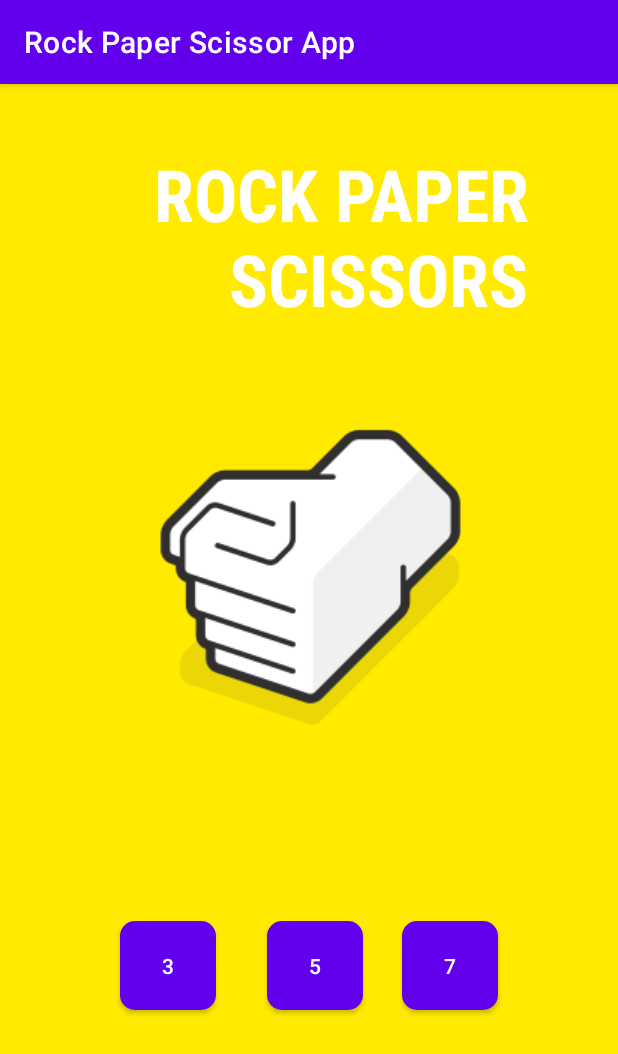
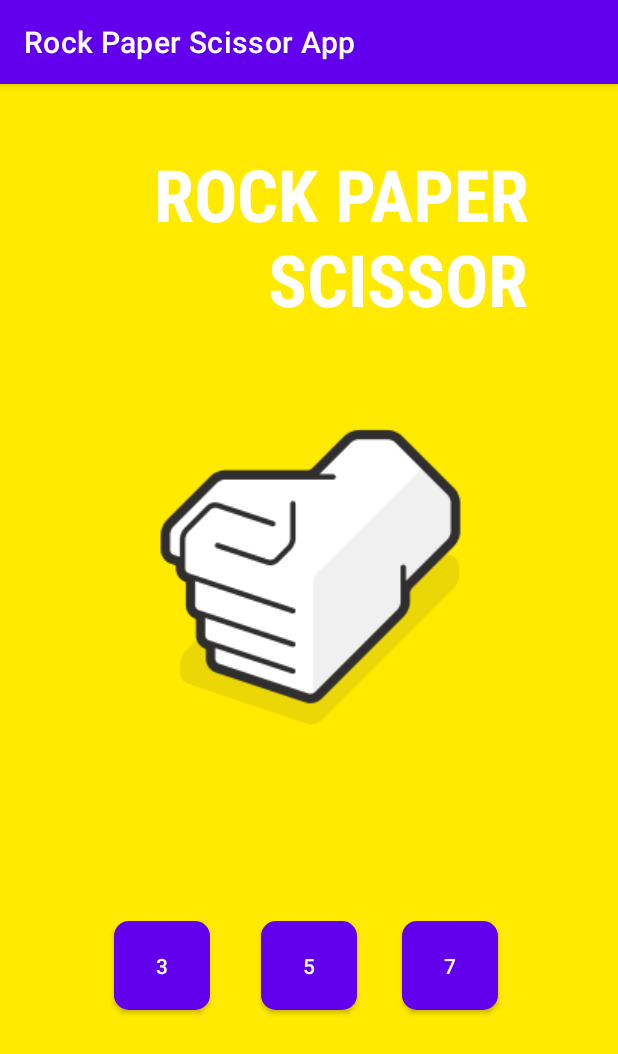
Before and after one commit to Govind-S-B/Rock-Paper-Scissor-App, an Android app: the screen it shows after launch (MainActivity), on a phone screen of 412 x 824 dp. Shown: the top 1054 px of the screen. Run offline under Robolectric (Android 15) with nearby library versions, the light colour scheme and no system bars.

Commit message:
added app logo

```diff
--- a/app/src/main/res/layout/activity_main.xml
+++ b/app/src/main/res/layout/activity_main.xml
@@ -4,26 +4,15 @@
     xmlns:tools="http://schemas.android.com/tools"
     android:layout_width="match_parent"
     android:layout_height="match_parent"
-    android:background="#FFEA00"
+    android:background="@color/Yellow_Primary"
     tools:context=".MainActivity">
-
-    <Button
-        android:id="@+id/button3"
-        android:layout_width="64dp"
-        android:layout_height="71dp"
-        android:layout_marginTop="68dp"
-        android:layout_marginEnd="80dp"
-        android:text="7"
-        app:cornerRadius="10dp"
-        app:layout_constraintEnd_toEndOf="parent"
-        app:layout_constraintTop_toBottomOf="@+id/imageView" />
 
     <TextView
         android:id="@+id/textView"
         android:layout_width="291dp"
         android:layout_height="118dp"
         android:fontFamily="sans-serif-condensed-medium"
-        android:text="ROCK PAPER SCISSORS"
+        android:text="@string/rock_paper_scissor"
         android:textAlignment="textEnd"
         android:textColor="#FFFFFF"
         android:textSize="48sp"
@@ -32,41 +21,59 @@
         app:layout_constraintEnd_toEndOf="parent"
         app:layout_constraintStart_toStartOf="parent"
         app:layout_constraintTop_toTopOf="parent"
-        app:layout_constraintVertical_bias="0.063" />
+        app:layout_constraintVertical_bias="0.063"
+        tools:ignore="TextContrastCheck" />
 
     <ImageView
         android:id="@+id/imageView"
         android:layout_width="wrap_content"
         android:layout_height="wrap_content"
-        android:contentDescription="ROCK"
+        android:contentDescription="@string/rock"
         app:layout_constraintBottom_toBottomOf="parent"
         app:layout_constraintEnd_toEndOf="parent"
         app:layout_constraintStart_toStartOf="parent"
         app:layout_constraintTop_toBottomOf="@+id/textView"
         app:layout_constraintVertical_bias="0.0"
-        app:srcCompat="@drawable/screenshot_2022_02_02_021932" />
-
-    <Button
-        android:id="@+id/button"
-        android:layout_width="64dp"
-        android:layout_height="71dp"
-        android:layout_marginStart="80dp"
-        android:layout_marginTop="68dp"
-        android:text="3"
-        app:cornerRadius="10dp"
-        app:layout_constraintStart_toStartOf="parent"
-        app:layout_constraintTop_toBottomOf="@+id/imageView" />
+        app:srcCompat="@drawable/logo_asset" />
 
     <Button
         android:id="@+id/button2"
         android:layout_width="64dp"
         android:layout_height="71dp"
         android:layout_marginTop="68dp"
-        android:text="5"
+        android:text="@string/_5"
         app:cornerRadius="10dp"
+        app:layout_constraintBottom_toBottomOf="parent"
         app:layout_constraintEnd_toStartOf="@+id/button3"
-        app:layout_constraintHorizontal_bias="0.563"
+        app:layout_constraintHorizontal_bias="0.533"
         app:layout_constraintStart_toEndOf="@+id/button"
-        app:layout_constraintTop_toBottomOf="@+id/imageView" />
+        app:layout_constraintTop_toBottomOf="@+id/imageView"
+        app:layout_constraintVertical_bias="0.0" />
+
+    <Button
+        android:id="@+id/button3"
+        android:layout_width="64dp"
+        android:layout_height="71dp"
+        android:layout_marginTop="68dp"
+        android:layout_marginEnd="80dp"
+        android:text="@string/_7"
+        app:cornerRadius="10dp"
+        app:layout_constraintBottom_toBottomOf="parent"
+        app:layout_constraintEnd_toEndOf="parent"
+        app:layout_constraintTop_toBottomOf="@+id/imageView"
+        app:layout_constraintVertical_bias="0.0" />
+
+    <Button
+        android:id="@+id/button"
+        android:layout_width="64dp"
+        android:layout_height="71dp"
+        android:layout_marginStart="76dp"
+        android:layout_marginTop="68dp"
+        android:text="@string/_3"
+        app:cornerRadius="10dp"
+        app:layout_constraintBottom_toBottomOf="parent"
+        app:layout_constraintStart_toStartOf="parent"
+        app:layout_constraintTop_toBottomOf="@+id/imageView"
+        app:layout_constraintVertical_bias="0.0" />
 
 </androidx.constraintlayout.widget.ConstraintLayout>
--- a/app/src/main/res/values/colors.xml
+++ b/app/src/main/res/values/colors.xml
@@ -7,4 +7,5 @@
     <color name="teal_700">#FF018786</color>
     <color name="black">#FF000000</color>
     <color name="white">#FFFFFFFF</color>
+    <color name="Yellow_Primary">#FFEA00</color>
 </resources>
--- a/app/src/main/res/values/strings.xml
+++ b/app/src/main/res/values/strings.xml
@@ -1,3 +1,8 @@
 <resources>
     <string name="app_name">Rock Paper Scissor App</string>
+    <string name="_3">3</string>
+    <string name="_7">7</string>
+    <string name="_5">5</string>
+    <string name="rock">ROCK</string>
+    <string name="rock_paper_scissor">ROCK PAPER SCISSOR</string>
 </resources>
```
Also changed, not shown: app/src/main/res/drawable-v24/ic_launcher_foreground.xml (deleted, +0 -30 lines), app/src/main/res/drawable-v24/ic_launcher_foreground.png (added), app/src/main/res/drawable/logo_asset.png (renamed from app/src/main/res/drawable/screenshot_2022_02_02_021932.png).
